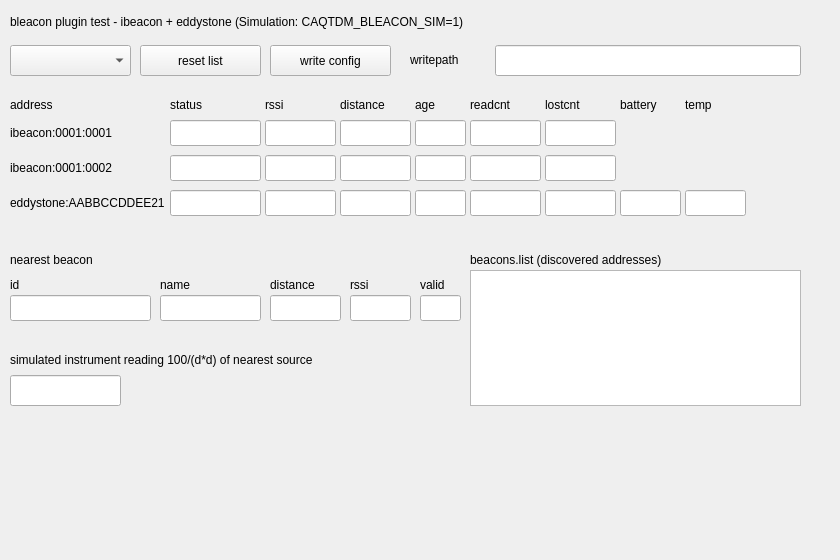
This is caQtDM_Tests/bleacon_test.ui in caqtdm/caqtdm as Qt 5 draws it before an edit. The edited form follows.
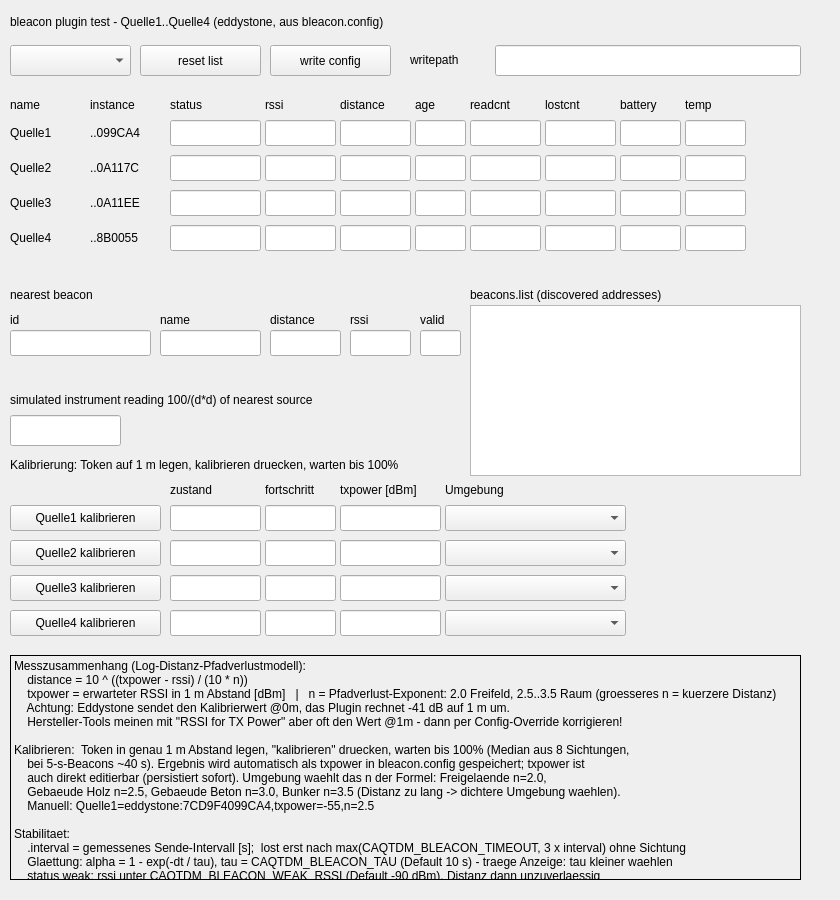
This is the edited form. Custom widgets are drawn as their Qt base class.

```diff
--- a/caQtDM_Tests/bleacon_test.ui
+++ b/caQtDM_Tests/bleacon_test.ui
@@ -7,7 +7,7 @@
     <x>0</x>
     <y>0</y>
     <width>840</width>
-    <height>560</height>
+    <height>900</height>
    </rect>
   </property>
   <property name="windowTitle">
@@ -24,7 +24,7 @@
      </rect>
     </property>
     <property name="text">
-     <string>bleacon plugin test - ibeacon + eddystone (Simulation: CAQTDM_BLEACON_SIM=1)</string>
+     <string>bleacon plugin test - Quelle1..Quelle4 (eddystone, aus bleacon.config)</string>
     </property>
    </widget>
    <widget class="caMenu" name="camenu_scan">
@@ -115,12 +115,25 @@
      <rect>
       <x>10</x>
       <y>95</y>
-      <width>155</width>
+      <width>75</width>
       <height>20</height>
      </rect>
     </property>
     <property name="text">
-     <string>address</string>
+     <string>name</string>
+    </property>
+   </widget>
+   <widget class="caLabel" name="calabel_col_id">
+    <property name="geometry">
+     <rect>
+      <x>90</x>
+      <y>95</y>
+      <width>75</width>
+      <height>20</height>
+     </rect>
+    </property>
+    <property name="text">
+     <string>instance</string>
     </property>
    </widget>
    <widget class="caLabel" name="calabel_col_status">
@@ -232,15 +245,28 @@
      <rect>
       <x>10</x>
       <y>120</y>
-      <width>155</width>
+      <width>75</width>
       <height>26</height>
      </rect>
     </property>
     <property name="text">
-     <string>ibeacon:0001:0001</string>
+     <string>Quelle1</string>
     </property>
    </widget>
-   <widget class="caLineEdit" name="calineedit_b1_status">
+   <widget class="caLabel" name="calabel_row1_id">
+    <property name="geometry">
+     <rect>
+      <x>90</x>
+      <y>120</y>
+      <width>75</width>
+      <height>26</height>
+     </rect>
+    </property>
+    <property name="text">
+     <string>..099CA4</string>
+    </property>
+   </widget>
+   <widget class="caLineEdit" name="calineedit_q1_status">
     <property name="geometry">
      <rect>
       <x>170</x>
@@ -315,7 +341,33 @@
      </rect>
     </property>
     <property name="channel" stdset="0">
-     <string notr="true">bleacon://ibeacon:0001:0001.lostcounter</string>
+     <string notr="true">bleacon://Quelle1.lostcounter</string>
+    </property>
+   </widget>
+   <widget class="caLineEdit" name="calineedit_q1_battery">
+    <property name="geometry">
+     <rect>
+      <x>620</x>
+      <y>120</y>
+      <width>61</width>
+      <height>26</height>
+     </rect>
+    </property>
+    <property name="channel" stdset="0">
+     <string notr="true">bleacon://Quelle1.battery</string>
+    </property>
+   </widget>
+   <widget class="caLineEdit" name="calineedit_q1_temp">
+    <property name="geometry">
+     <rect>
+      <x>685</x>
+      <y>120</y>
+      <width>61</width>
+      <height>26</height>
+     </rect>
+    </property>
+    <property name="channel" stdset="0">
+     <string notr="true">bleacon://Quelle1.temperature</string>
     </property>
    </widget>
    <widget class="caLabel" name="calabel_row2">
@@ -323,15 +375,28 @@
      <rect>
       <x>10</x>
       <y>155</y>
-      <width>155</width>
+      <width>75</width>
       <height>26</height>
      </rect>
     </property>
     <property name="text">
-     <string>ibeacon:0001:0002</string>
+     <string>Quelle2</string>
     </property>
    </widget>
-   <widget class="caLineEdit" name="calineedit_b2_status">
+   <widget class="caLabel" name="calabel_row2_id">
+    <property name="geometry">
+     <rect>
+      <x>90</x>
+      <y>155</y>
+      <width>75</width>
+      <height>26</height>
+     </rect>
+    </property>
+    <property name="text">
+     <string>..0A117C</string>
+    </property>
+   </widget>
+   <widget class="caLineEdit" name="calineedit_q2_status">
     <property name="geometry">
      <rect>
       <x>170</x>
@@ -406,7 +471,33 @@
      </rect>
     </property>
     <property name="channel" stdset="0">
-     <string notr="true">bleacon://ibeacon:0001:0002.lostcounter</string>
+     <string notr="true">bleacon://Quelle2.lostcounter</string>
+    </property>
+   </widget>
+   <widget class="caLineEdit" name="calineedit_q2_battery">
+    <property name="geometry">
+     <rect>
+      <x>620</x>
+      <y>155</y>
+      <width>61</width>
+      <height>26</height>
+     </rect>
+    </property>
+    <property name="channel" stdset="0">
+     <string notr="true">bleacon://Quelle2.battery</string>
+    </property>
+   </widget>
+   <widget class="caLineEdit" name="calineedit_q2_temp">
+    <property name="geometry">
+     <rect>
+      <x>685</x>
+      <y>155</y>
+      <width>61</width>
+      <height>26</height>
+     </rect>
+    </property>
+    <property name="channel" stdset="0">
+     <string notr="true">bleacon://Quelle2.temperature</string>
     </property>
    </widget>
    <widget class="caLabel" name="calabel_row3">
@@ -414,17 +505,30 @@
      <rect>
       <x>10</x>
       <y>190</y>
-      <width>155</width>
+      <width>75</width>
       <height>26</height>
      </rect>
     </property>
     <property name="text">
-     <string>eddystone:AABBCCDDEE21</string>
+     <string>Quelle3</string>
     </property>
    </widget>
-   <widget class="caLineEdit" name="calineedit_b3_status">
+   <widget class="caLabel" name="calabel_row3_id">
     <property name="geometry">
      <rect>
+      <x>90</x>
+      <y>190</y>
+      <width>75</width>
+      <height>26</height>
+     </rect>
+    </property>
+    <property name="text">
+     <string>..0A11EE</string>
+    </property>
+   </widget>
+   <widget class="caLineEdit" name="calineedit_q3_status">
+    <property name="geometry">
+     <rect>
       <x>170</x>
       <y>190</y>
       <width>91</width>
@@ -523,14 +627,144 @@
      </rect>
     </property>
     <property name="channel" stdset="0">
-     <string notr="true">bleacon://eddystone:AABBCCDDEE21.temperature</string>
+     <string notr="true">bleacon://Quelle3.temperature</string>
+    </property>
+   </widget>
+   <widget class="caLabel" name="calabel_row4">
+    <property name="geometry">
+     <rect>
+      <x>10</x>
+      <y>225</y>
+      <width>75</width>
+      <height>26</height>
+     </rect>
+    </property>
+    <property name="text">
+     <string>Quelle4</string>
+    </property>
+   </widget>
+   <widget class="caLabel" name="calabel_row4_id">
+    <property name="geometry">
+     <rect>
+      <x>90</x>
+      <y>225</y>
+      <width>75</width>
+      <height>26</height>
+     </rect>
+    </property>
+    <property name="text">
+     <string>..8B0055</string>
+    </property>
+   </widget>
+   <widget class="caLineEdit" name="calineedit_q4_status">
+    <property name="geometry">
+     <rect>
+      <x>170</x>
+      <y>225</y>
+      <width>91</width>
+      <height>26</height>
+     </rect>
+    </property>
+    <property name="channel" stdset="0">
+     <string notr="true">bleacon://Quelle4.status</string>
+    </property>
+   </widget>
+   <widget class="caLineEdit" name="calineedit_q4_rssi">
+    <property name="geometry">
+     <rect>
+      <x>265</x>
+      <y>225</y>
+      <width>71</width>
+      <height>26</height>
+     </rect>
+    </property>
+    <property name="channel" stdset="0">
+     <string notr="true">bleacon://Quelle4.rssi</string>
+    </property>
+   </widget>
+   <widget class="caLineEdit" name="calineedit_q4_distance">
+    <property name="geometry">
+     <rect>
+      <x>340</x>
+      <y>225</y>
+      <width>71</width>
+      <height>26</height>
+     </rect>
+    </property>
+    <property name="channel" stdset="0">
+     <string notr="true">bleacon://Quelle4.distance</string>
+    </property>
+   </widget>
+   <widget class="caLineEdit" name="calineedit_q4_age">
+    <property name="geometry">
+     <rect>
+      <x>415</x>
+      <y>225</y>
+      <width>51</width>
+      <height>26</height>
+     </rect>
+    </property>
+    <property name="channel" stdset="0">
+     <string notr="true">bleacon://Quelle4.age</string>
+    </property>
+   </widget>
+   <widget class="caLineEdit" name="calineedit_q4_read">
+    <property name="geometry">
+     <rect>
+      <x>470</x>
+      <y>225</y>
+      <width>71</width>
+      <height>26</height>
+     </rect>
+    </property>
+    <property name="channel" stdset="0">
+     <string notr="true">bleacon://Quelle4.readcounter</string>
+    </property>
+   </widget>
+   <widget class="caLineEdit" name="calineedit_q4_lost">
+    <property name="geometry">
+     <rect>
+      <x>545</x>
+      <y>225</y>
+      <width>71</width>
+      <height>26</height>
+     </rect>
+    </property>
+    <property name="channel" stdset="0">
+     <string notr="true">bleacon://Quelle4.lostcounter</string>
+    </property>
+   </widget>
+   <widget class="caLineEdit" name="calineedit_q4_battery">
+    <property name="geometry">
+     <rect>
+      <x>620</x>
+      <y>225</y>
+      <width>61</width>
+      <height>26</height>
+     </rect>
+    </property>
+    <property name="channel" stdset="0">
+     <string notr="true">bleacon://Quelle4.battery</string>
+    </property>
+   </widget>
+   <widget class="caLineEdit" name="calineedit_q4_temp">
+    <property name="geometry">
+     <rect>
+      <x>685</x>
+      <y>225</y>
+      <width>61</width>
+      <height>26</height>
+     </rect>
+    </property>
+    <property name="channel" stdset="0">
+     <string notr="true">bleacon://Quelle4.temperature</string>
     </property>
    </widget>
    <widget class="caLabel" name="calabel_nearest">
     <property name="geometry">
      <rect>
       <x>10</x>
-      <y>250</y>
+      <y>285</y>
       <width>200</width>
       <height>20</height>
      </rect>
@@ -543,7 +777,7 @@
     <property name="geometry">
      <rect>
       <x>10</x>
-      <y>275</y>
+      <y>310</y>
       <width>141</width>
       <height>20</height>
      </rect>
@@ -556,7 +790,7 @@
     <property name="geometry">
      <rect>
       <x>10</x>
-      <y>295</y>
+      <y>330</y>
       <width>141</width>
       <height>26</height>
      </rect>
@@ -569,7 +803,7 @@
     <property name="geometry">
      <rect>
       <x>160</x>
-      <y>275</y>
+      <y>310</y>
       <width>101</width>
       <height>20</height>
      </rect>
@@ -582,7 +816,7 @@
     <property name="geometry">
      <rect>
       <x>160</x>
-      <y>295</y>
+      <y>330</y>
       <width>101</width>
       <height>26</height>
      </rect>
@@ -595,7 +829,7 @@
     <property name="geometry">
      <rect>
       <x>270</x>
-      <y>275</y>
+      <y>310</y>
       <width>71</width>
       <height>20</height>
      </rect>
@@ -608,7 +842,7 @@
     <property name="geometry">
      <rect>
       <x>270</x>
-      <y>295</y>
+      <y>330</y>
       <width>71</width>
       <height>26</height>
      </rect>
@@ -621,7 +855,7 @@
     <property name="geometry">
      <rect>
       <x>350</x>
-      <y>275</y>
+      <y>310</y>
       <width>61</width>
       <height>20</height>
      </rect>
@@ -634,7 +868,7 @@
     <property name="geometry">
      <rect>
       <x>350</x>
-      <y>295</y>
+      <y>330</y>
       <width>61</width>
       <height>26</height>
      </rect>
@@ -647,7 +881,7 @@
     <property name="geometry">
      <rect>
       <x>420</x>
-      <y>275</y>
+      <y>310</y>
       <width>41</width>
       <height>20</height>
      </rect>
@@ -660,7 +894,7 @@
     <property name="geometry">
      <rect>
       <x>420</x>
-      <y>295</y>
+      <y>330</y>
       <width>41</width>
       <height>26</height>
      </rect>
@@ -673,7 +907,7 @@
     <property name="geometry">
      <rect>
       <x>470</x>
-      <y>250</y>
+      <y>285</y>
       <width>331</width>
       <height>20</height>
      </rect>
@@ -686,9 +920,9 @@
     <property name="geometry">
      <rect>
       <x>470</x>
-      <y>270</y>
+      <y>305</y>
       <width>331</width>
-      <height>136</height>
+      <height>171</height>
      </rect>
     </property>
     <property name="channel" stdset="0">
@@ -702,7 +936,7 @@
     <property name="geometry">
      <rect>
       <x>10</x>
-      <y>350</y>
+      <y>390</y>
       <width>400</width>
       <height>20</height>
      </rect>
@@ -715,7 +949,7 @@
     <property name="geometry">
      <rect>
       <x>410</x>
-      <y>350</y>
+      <y>390</y>
       <width>51</width>
       <height>20</height>
      </rect>
@@ -734,7 +968,7 @@
     <property name="geometry">
      <rect>
       <x>10</x>
-      <y>375</y>
+      <y>415</y>
       <width>111</width>
       <height>31</height>
      </rect>
@@ -743,6 +977,276 @@
      <string notr="true">SIM:DOSE</string>
     </property>
    </widget>
+   <widget class="caLabel" name="calabel_cal_title">
+    <property name="geometry">
+     <rect><x>10</x><y>455</y><width>500</width><height>20</height></rect>
+    </property>
+    <property name="text">
+     <string>Kalibrierung: Token auf 1 m legen, kalibrieren druecken, warten bis 100%</string>
+    </property>
+   </widget>
+   <widget class="caLabel" name="calabel_cal_h_zustand">
+    <property name="geometry">
+     <rect><x>170</x><y>480</y><width>91</width><height>20</height></rect>
+    </property>
+    <property name="text">
+     <string>zustand</string>
+    </property>
+   </widget>
+   <widget class="caLabel" name="calabel_cal_h_fortschritt">
+    <property name="geometry">
+     <rect><x>265</x><y>480</y><width>71</width><height>20</height></rect>
+    </property>
+    <property name="text">
+     <string>fortschritt</string>
+    </property>
+   </widget>
+   <widget class="caLabel" name="calabel_cal_h_txpower">
+    <property name="geometry">
+     <rect><x>340</x><y>480</y><width>101</width><height>20</height></rect>
+    </property>
+    <property name="text">
+     <string>txpower [dBm]</string>
+    </property>
+   </widget>
+   <widget class="caLabel" name="calabel_cal_h_n">
+    <property name="geometry">
+     <rect><x>445</x><y>480</y><width>181</width><height>20</height></rect>
+    </property>
+    <property name="text">
+     <string>Umgebung</string>
+    </property>
+   </widget>
+   <widget class="caMessageButton" name="camessagebutton_cal_q1">
+    <property name="geometry">
+     <rect><x>10</x><y>505</y><width>151</width><height>26</height></rect>
+    </property>
+    <property name="text">
+     <string>Quelle1 kalibrieren</string>
+    </property>
+    <property name="label" stdset="0">
+     <string notr="true">Quelle1 kalibrieren</string>
+    </property>
+    <property name="channel" stdset="0">
+     <string notr="true">bleacon://Quelle1.calibrate</string>
+    </property>
+    <property name="pressMessage" stdset="0">
+     <string notr="true">1</string>
+    </property>
+   </widget>
+   <widget class="caLineEdit" name="calineedit_cal_q1_state">
+    <property name="geometry">
+     <rect><x>170</x><y>505</y><width>91</width><height>26</height></rect>
+    </property>
+    <property name="channel" stdset="0">
+     <string notr="true">bleacon://Quelle1.calibrate</string>
+    </property>
+   </widget>
+   <widget class="caLineEdit" name="calineedit_cal_q1_prog">
+    <property name="geometry">
+     <rect><x>265</x><y>505</y><width>71</width><height>26</height></rect>
+    </property>
+    <property name="channel" stdset="0">
+     <string notr="true">bleacon://Quelle1.calprogress</string>
+    </property>
+   </widget>
+   <widget class="caTextEntry" name="catextentry_cal_q1_tx">
+    <property name="geometry">
+     <rect><x>340</x><y>505</y><width>101</width><height>26</height></rect>
+    </property>
+    <property name="channel" stdset="0">
+     <string notr="true">bleacon://Quelle1.txpower</string>
+    </property>
+   </widget>
+   <widget class="caMenu" name="camenu_cal_q1_env">
+    <property name="geometry">
+     <rect><x>445</x><y>505</y><width>181</width><height>26</height></rect>
+    </property>
+    <property name="channel" stdset="0">
+     <string notr="true">bleacon://Quelle1.pathloss</string>
+    </property>
+   </widget>
+   <widget class="caMessageButton" name="camessagebutton_cal_q2">
+    <property name="geometry">
+     <rect><x>10</x><y>540</y><width>151</width><height>26</height></rect>
+    </property>
+    <property name="text">
+     <string>Quelle2 kalibrieren</string>
+    </property>
+    <property name="label" stdset="0">
+     <string notr="true">Quelle2 kalibrieren</string>
+    </property>
+    <property name="channel" stdset="0">
+     <string notr="true">bleacon://Quelle2.calibrate</string>
+    </property>
+    <property name="pressMessage" stdset="0">
+     <string notr="true">1</string>
+    </property>
+   </widget>
+   <widget class="caLineEdit" name="calineedit_cal_q2_state">
+    <property name="geometry">
+     <rect><x>170</x><y>540</y><width>91</width><height>26</height></rect>
+    </property>
+    <property name="channel" stdset="0">
+     <string notr="true">bleacon://Quelle2.calibrate</string>
+    </property>
+   </widget>
+   <widget class="caLineEdit" name="calineedit_cal_q2_prog">
+    <property name="geometry">
+     <rect><x>265</x><y>540</y><width>71</width><height>26</height></rect>
+    </property>
+    <property name="channel" stdset="0">
+     <string notr="true">bleacon://Quelle2.calprogress</string>
+    </property>
+   </widget>
+   <widget class="caTextEntry" name="catextentry_cal_q2_tx">
+    <property name="geometry">
+     <rect><x>340</x><y>540</y><width>101</width><height>26</height></rect>
+    </property>
+    <property name="channel" stdset="0">
+     <string notr="true">bleacon://Quelle2.txpower</string>
+    </property>
+   </widget>
+   <widget class="caMenu" name="camenu_cal_q2_env">
+    <property name="geometry">
+     <rect><x>445</x><y>540</y><width>181</width><height>26</height></rect>
+    </property>
+    <property name="channel" stdset="0">
+     <string notr="true">bleacon://Quelle2.pathloss</string>
+    </property>
+   </widget>
+   <widget class="caMessageButton" name="camessagebutton_cal_q3">
+    <property name="geometry">
+     <rect><x>10</x><y>575</y><width>151</width><height>26</height></rect>
+    </property>
+    <property name="text">
+     <string>Quelle3 kalibrieren</string>
+    </property>
+    <property name="label" stdset="0">
+     <string notr="true">Quelle3 kalibrieren</string>
+    </property>
+    <property name="channel" stdset="0">
+     <string notr="true">bleacon://Quelle3.calibrate</string>
+    </property>
+    <property name="pressMessage" stdset="0">
+     <string notr="true">1</string>
+    </property>
+   </widget>
+   <widget class="caLineEdit" name="calineedit_cal_q3_state">
+    <property name="geometry">
+     <rect><x>170</x><y>575</y><width>91</width><height>26</height></rect>
+    </property>
+    <property name="channel" stdset="0">
+     <string notr="true">bleacon://Quelle3.calibrate</string>
+    </property>
+   </widget>
+   <widget class="caLineEdit" name="calineedit_cal_q3_prog">
+    <property name="geometry">
+     <rect><x>265</x><y>575</y><width>71</width><height>26</height></rect>
+    </property>
+    <property name="channel" stdset="0">
+     <string notr="true">bleacon://Quelle3.calprogress</string>
+    </property>
+   </widget>
+   <widget class="caTextEntry" name="catextentry_cal_q3_tx">
+    <property name="geometry">
+     <rect><x>340</x><y>575</y><width>101</width><height>26</height></rect>
+    </property>
+    <property name="channel" stdset="0">
+     <string notr="true">bleacon://Quelle3.txpower</string>
+    </property>
+   </widget>
+   <widget class="caMenu" name="camenu_cal_q3_env">
+    <property name="geometry">
+     <rect><x>445</x><y>575</y><width>181</width><height>26</height></rect>
+    </property>
+    <property name="channel" stdset="0">
+     <string notr="true">bleacon://Quelle3.pathloss</string>
+    </property>
+   </widget>
+   <widget class="caMessageButton" name="camessagebutton_cal_q4">
+    <property name="geometry">
+     <rect><x>10</x><y>610</y><width>151</width><height>26</height></rect>
+    </property>
+    <property name="text">
+     <string>Quelle4 kalibrieren</string>
+    </property>
+    <property name="label" stdset="0">
+     <string notr="true">Quelle4 kalibrieren</string>
+    </property>
+    <property name="channel" stdset="0">
+     <string notr="true">bleacon://Quelle4.calibrate</string>
+    </property>
+    <property name="pressMessage" stdset="0">
+     <string notr="true">1</string>
+    </property>
+   </widget>
+   <widget class="caLineEdit" name="calineedit_cal_q4_state">
+    <property name="geometry">
+     <rect><x>170</x><y>610</y><width>91</width><height>26</height></rect>
+    </property>
+    <property name="channel" stdset="0">
+     <string notr="true">bleacon://Quelle4.calibrate</string>
+    </property>
+   </widget>
+   <widget class="caLineEdit" name="calineedit_cal_q4_prog">
+    <property name="geometry">
+     <rect><x>265</x><y>610</y><width>71</width><height>26</height></rect>
+    </property>
+    <property name="channel" stdset="0">
+     <string notr="true">bleacon://Quelle4.calprogress</string>
+    </property>
+   </widget>
+   <widget class="caTextEntry" name="catextentry_cal_q4_tx">
+    <property name="geometry">
+     <rect><x>340</x><y>610</y><width>101</width><height>26</height></rect>
+    </property>
+    <property name="channel" stdset="0">
+     <string notr="true">bleacon://Quelle4.txpower</string>
+    </property>
+   </widget>
+   <widget class="caMenu" name="camenu_cal_q4_env">
+    <property name="geometry">
+     <rect><x>445</x><y>610</y><width>181</width><height>26</height></rect>
+    </property>
+    <property name="channel" stdset="0">
+     <string notr="true">bleacon://Quelle4.pathloss</string>
+    </property>
+   </widget>
+   <widget class="QLabel" name="label_doc">
+    <property name="geometry">
+     <rect>
+      <x>10</x>
+      <y>655</y>
+      <width>791</width>
+      <height>225</height>
+     </rect>
+    </property>
+    <property name="frameShape">
+     <enum>QFrame::Box</enum>
+    </property>
+    <property name="alignment">
+     <set>Qt::AlignLeading|Qt::AlignLeft|Qt::AlignTop</set>
+    </property>
+    <property name="text">
+     <string>Messzusammenhang (Log-Distanz-Pfadverlustmodell):
+    distance = 10 ^ ((txpower - rssi) / (10 * n))
+    txpower = erwarteter RSSI in 1 m Abstand [dBm]   |   n = Pfadverlust-Exponent: 2.0 Freifeld, 2.5..3.5 Raum (groesseres n = kuerzere Distanz)
+    Achtung: Eddystone sendet den Kalibrierwert @0m, das Plugin rechnet -41 dB auf 1 m um.
+    Hersteller-Tools meinen mit &quot;RSSI for TX Power&quot; aber oft den Wert @1m - dann per Config-Override korrigieren!
+
+Kalibrieren:  Token in genau 1 m Abstand legen, &quot;kalibrieren&quot; druecken, warten bis 100% (Median aus 8 Sichtungen,
+    bei 5-s-Beacons ~40 s). Ergebnis wird automatisch als txpower in bleacon.config gespeichert; txpower ist
+    auch direkt editierbar (persistiert sofort). Umgebung waehlt das n der Formel: Freigelaende n=2.0,
+    Gebaeude Holz n=2.5, Gebaeude Beton n=3.0, Bunker n=3.5 (Distanz zu lang -&gt; dichtere Umgebung waehlen).
+    Manuell: Quelle1=eddystone:7CD9F4099CA4,txpower=-55,n=2.5
+
+Stabilitaet:
+    .interval = gemessenes Sende-Intervall [s];  lost erst nach max(CAQTDM_BLEACON_TIMEOUT, 3 x interval) ohne Sichtung
+    Glaettung: alpha = 1 - exp(-dt / tau), tau = CAQTDM_BLEACON_TAU (Default 10 s) - traege Anzeige: tau kleiner waehlen
+    status weak: rssi unter CAQTDM_BLEACON_WEAK_RSSI (Default -90 dBm), Distanz dann unzuverlaessig</string>
+    </property>
+   </widget>
   </widget>
  </widget>
  <customwidgets>
```
Left out of the diff: 68 changed lines with no effect on the pictures.
